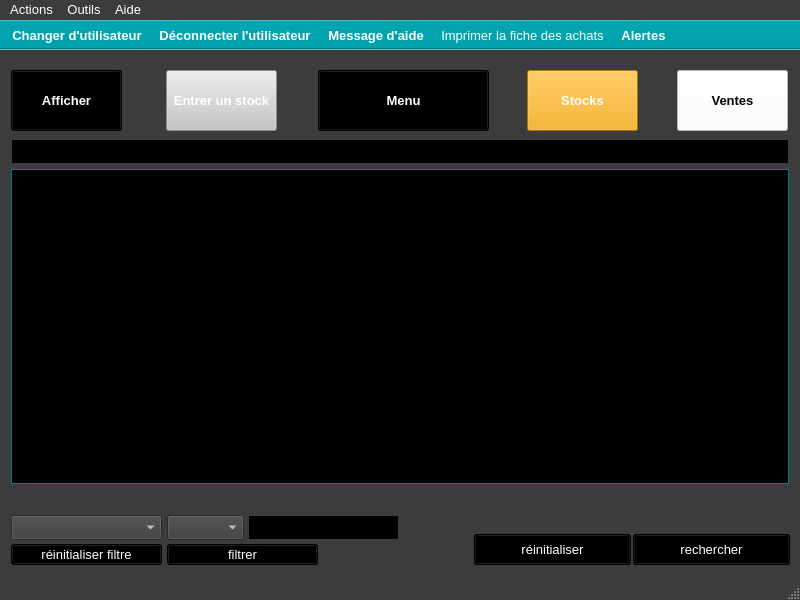
Old version of the form ui/yeroth-erp-achats-window.ui in the repository xnoumbissinoundou/yeroth-erp-3.0.
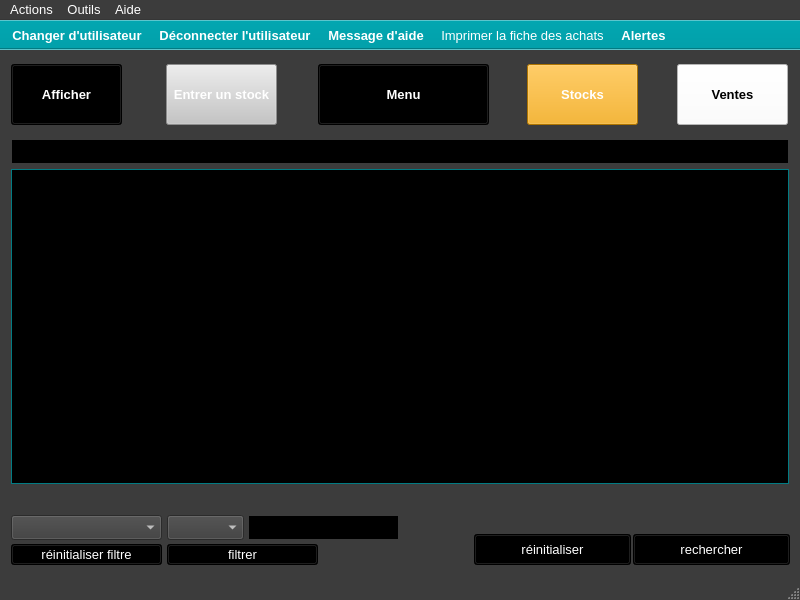
New version of the form. Icons and pictures are not drawn. Custom widgets are drawn as their Qt base class.

Commit message: On branch master 	modified:   src/windows/yeroth-erp-pointdevente-window.cpp 	modified:   src/windows/yeroth-erp-pointdevente-window.hpp 	modified:   ui/yeroth-erp-achats-window.ui 	modified:   ui/yeroth-erp-admin-window.ui 	modified:   ui/yeroth-erp-alertes-window.ui 	modified:   ui/yeroth-erp-clients-detail-window.ui 	modified:   ui/yeroth-erp-clients-window.ui 	modified:   ui/yeroth-erp-creer-compte-client-window.ui 	modified:   ui/yeroth-erp-marchandises-window.ui 	modified:   ui/yeroth-erp-stocks-window.ui

```diff
--- a/ui/yeroth-erp-achats-window.ui
+++ b/ui/yeroth-erp-achats-window.ui
@@ -441,7 +441,7 @@
     <property name="geometry">
      <rect>
       <x>11</x>
-      <y>20</y>
+      <y>14</y>
       <width>111</width>
       <height>61</height>
      </rect>
@@ -876,7 +876,7 @@
     <property name="geometry">
      <rect>
       <x>166</x>
-      <y>20</y>
+      <y>14</y>
       <width>111</width>
       <height>61</height>
      </rect>
@@ -1312,7 +1312,7 @@
     <property name="geometry">
      <rect>
       <x>677</x>
-      <y>20</y>
+      <y>14</y>
       <width>111</width>
       <height>61</height>
      </rect>
@@ -2215,7 +2215,7 @@
     <property name="geometry">
      <rect>
       <x>318</x>
-      <y>20</y>
+      <y>14</y>
       <width>171</width>
       <height>61</height>
      </rect>
@@ -5728,7 +5728,7 @@
     <property name="geometry">
      <rect>
       <x>527</x>
-      <y>20</y>
+      <y>14</y>
       <width>111</width>
       <height>61</height>
      </rect>
```
The commit also changes 9 other files.
